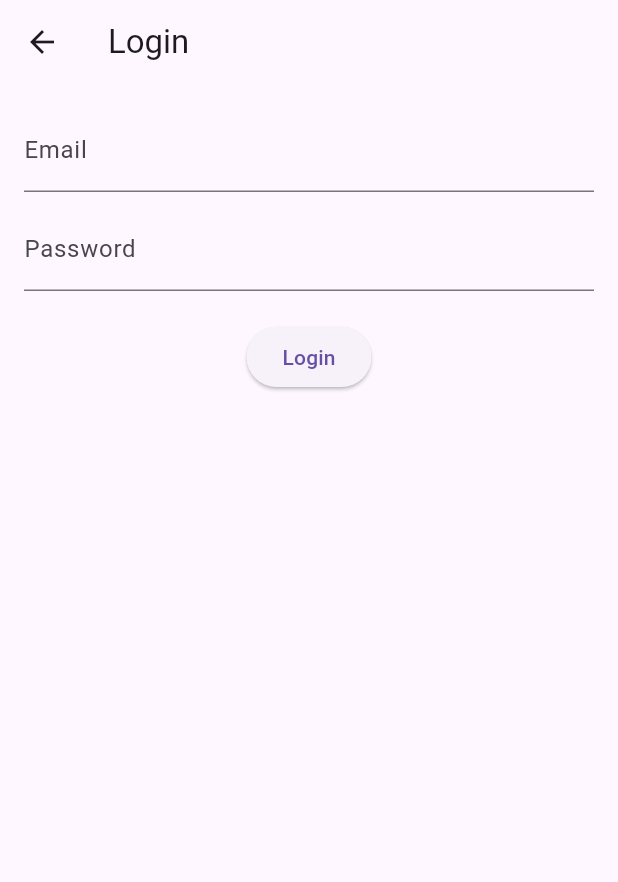
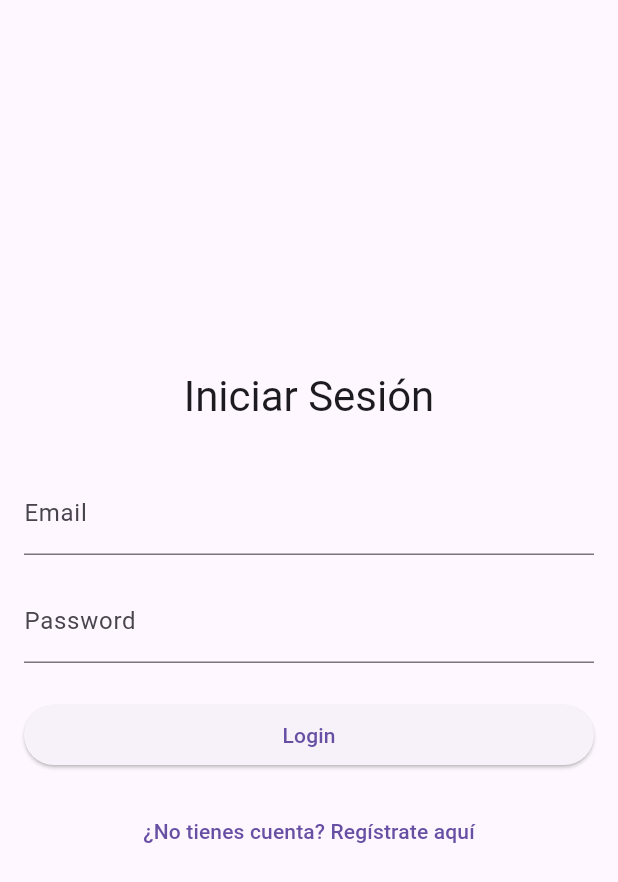
Before and after one commit to carlaval655/library_flutter, a Flutter app: the LoginScreen screen opened directly, on a phone screen of 412 x 824 dp. Shown: the top 882 px of the screen. Run offline on Flutter 3.47's test engine with Material 3 defaults, Android fonts, the phone set to English and light mode, and no system bars; our stand-ins replace flutter_riverpod, sqflite, supabase_flutter; accounts and stored records are empty.

Commit message:
Conexion con BDD

```diff
--- a/lib/features/auth/presentation/login_screen.dart
+++ b/lib/features/auth/presentation/login_screen.dart
@@ -1,7 +1,7 @@
 import 'package:flutter/material.dart';
 import 'package:flutter_riverpod/flutter_riverpod.dart';
-import '../domain/user_model.dart';
-import './auth_controller.dart';
+import 'auth_controller.dart';
+import 'register_screen.dart';
 
 class LoginScreen extends ConsumerWidget {
   LoginScreen({super.key});
@@ -11,32 +11,64 @@ class LoginScreen extends ConsumerWidget {
 
   @override
   Widget build(BuildContext context, WidgetRef ref) {
+    final authState = ref.watch(authControllerProvider);
+
     return Scaffold(
-      appBar: AppBar(title: Text("Login")),
-      body: Padding(
-        padding: const EdgeInsets.all(16.0),
+      body: SafeArea(
+        child: Center(
+          child: SingleChildScrollView(
+            padding: const EdgeInsets.all(16),
+            child: ConstrainedBox(
+              constraints: const BoxConstraints(maxWidth: 400),
               child: Column(
+                crossAxisAlignment: CrossAxisAlignment.stretch,
                 children: [
+                  Text(
+                    "Iniciar Sesión",
+                    textAlign: TextAlign.center,
+                    style: Theme.of(context).textTheme.headlineMedium,
+                  ),
+                  const SizedBox(height: 32),
                   TextField(
                     controller: emailController,
-              decoration: InputDecoration(labelText: "Email"),
+                    decoration: const InputDecoration(labelText: "Email"),
+                    keyboardType: TextInputType.emailAddress,
                   ),
-            SizedBox(height: 10),
+                  const SizedBox(height: 16),
                   TextField(
                     controller: passwordController,
                     obscureText: true,
-              decoration: InputDecoration(labelText: "Password"),
+                    decoration: const InputDecoration(labelText: "Password"),
                   ),
-            SizedBox(height: 20),
+                  const SizedBox(height: 24),
                   ElevatedButton(
-              onPressed: () {
+                    onPressed: authState is AsyncLoading
+                        ? null
+                        : () {
                             ref
                                 .read(authControllerProvider.notifier)
-                    .login(emailController.text, passwordController.text, context);
+                                .login(
+                                  email: emailController.text.trim(),
+                                  password: passwordController.text.trim(),
+                                  context: context,
+                                );
                           },
-              child: Text("Login"),
-            )
+                    child: authState is AsyncLoading
+                        ? const CircularProgressIndicator()
+                        : const Text("Login"),
+                  ),
+                  const SizedBox(height: 16),
+                  TextButton(
+                    onPressed: () {
+                      Navigator.of(context).push(MaterialPageRoute(
+                          builder: (_) => RegisterScreen()));
+                    },
+                    child: const Text("¿No tienes cuenta? Regístrate aquí"),
+                  ),
                 ],
+              ),
+            ),
+          ),
         ),
       ),
     );
```
Also changed, not shown: lib/features/auth/presentation/auth_controller.dart (+67 -10 lines), lib/features/auth/presentation/register_screen.dart (+89 -0 lines), lib/main.dart (+14 -6 lines), 1 other file. Lines whose indentation alone changed are shown as unchanged.
